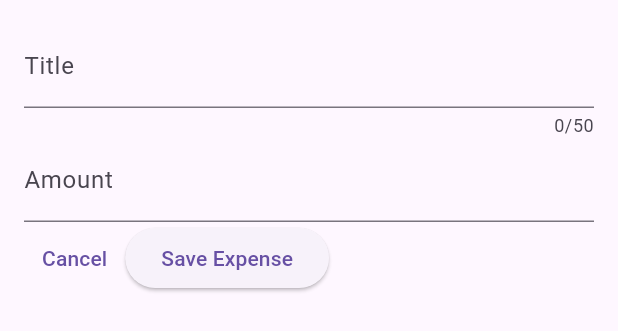
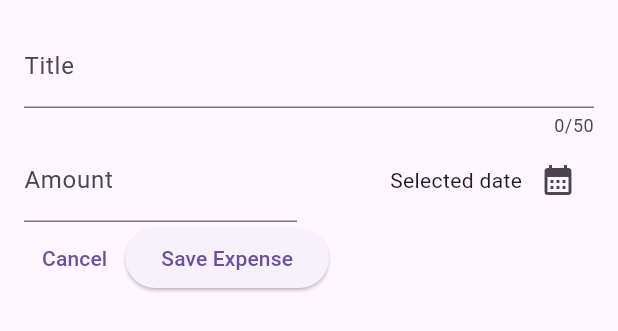
Before and after one commit to Kakmusayan/expense_tracker_2024, a Flutter app: the NewExpense widget shown alone on an empty page, opened directly, on a phone screen of 412 x 824 dp. Shown: the top 331 px of the screen. Run offline on Flutter 3.47's test engine with Material 3 defaults, Android fonts, the light colour scheme and no system bars.

Commit message:
show date picker

```diff
--- a/lib/widgets/new_expense.dart
+++ b/lib/widgets/new_expense.dart
@@ -13,6 +13,16 @@
 class _NewExpenseState extends State<NewExpense> {
   final _titleController = TextEditingController();
   final _amountController = TextEditingController();
+
+  void _presentDatePicker() {
+    final now = DateTime.now();
+    final firstDate = DateTime(now.year - 1, now.month, now.day);
+    showDatePicker(
+        context: context,
+        initialDate: now,
+        firstDate: firstDate,
+        lastDate: now);
+  }
 
   @override
   void dispose() {
@@ -32,13 +42,35 @@
             maxLength: 50,
             decoration: const InputDecoration(label: Text('Title')),
           ),
-          TextField(
+          Row(
+            children: [
+              Expanded(
+                child: TextField(
                   controller: _amountController,
                   keyboardType: TextInputType.number,
                   decoration: const InputDecoration(
                     prefixText: "\$ ",
                     label: Text('Amount'),
                   ),
+                ),
+              ),
+              const SizedBox(width: 16),
+              Expanded(
+                child: Row(
+                  mainAxisAlignment: MainAxisAlignment.end,
+                  crossAxisAlignment: CrossAxisAlignment.center,
+                  children: [
+                    const Text("Selected date"),
+                    IconButton(
+                      onPressed: _presentDatePicker,
+                      icon: const Icon(
+                        Icons.calendar_month,
+                      ),
+                    ),
+                  ],
+                ),
+              )
+            ],
           ),
           Row(
             children: [
```
Lines whose indentation alone changed are shown as unchanged.
